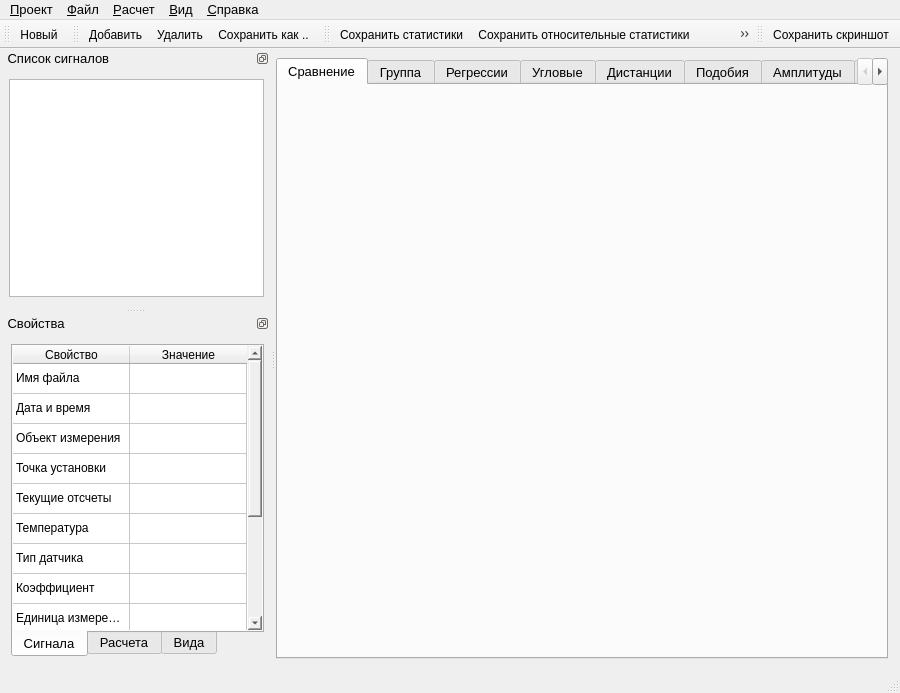
Qinterfly/EvalSig, file gui/MainWindow.ui: the form before one commit.
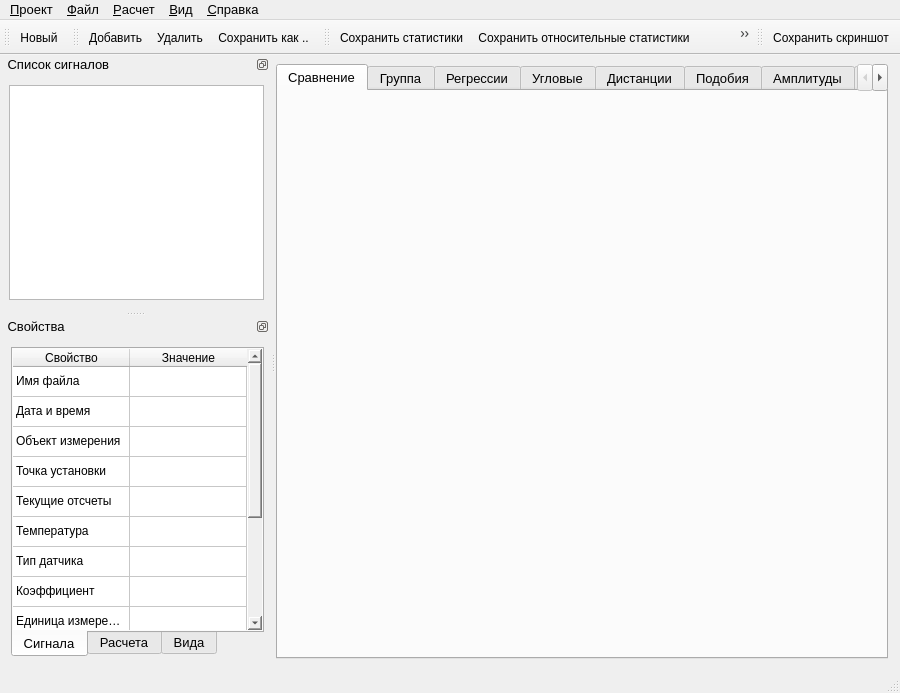
The form after the commit. Icons and pictures are not drawn. Custom widgets are drawn as their Qt base class.

The edit to the form file:
```diff
--- a/gui/MainWindow.ui
+++ b/gui/MainWindow.ui
@@ -419,16 +419,22 @@
    <addaction name="help"/>
   </widget>
   <widget class="QToolBar" name="projectToolBar">
+   <property name="sizePolicy">
+    <sizepolicy hsizetype="Preferred" vsizetype="MinimumExpanding">
+     <horstretch>0</horstretch>
+     <verstretch>0</verstretch>
+    </sizepolicy>
+   </property>
    <property name="minimumSize">
     <size>
      <width>0</width>
-     <height>0</height>
+     <height>35</height>
     </size>
    </property>
    <property name="maximumSize">
     <size>
      <width>16777215</width>
-     <height>35</height>
+     <height>16777215</height>
     </size>
    </property>
    <attribute name="toolBarArea">
@@ -454,16 +460,22 @@
    </property>
   </widget>
   <widget class="QToolBar" name="fileManageToolBar">
+   <property name="sizePolicy">
+    <sizepolicy hsizetype="Preferred" vsizetype="MinimumExpanding">
+     <horstretch>0</horstretch>
+     <verstretch>0</verstretch>
+    </sizepolicy>
+   </property>
    <property name="minimumSize">
     <size>
      <width>0</width>
-     <height>0</height>
+     <height>35</height>
     </size>
    </property>
    <property name="maximumSize">
     <size>
      <width>16777215</width>
-     <height>35</height>
+     <height>16777215</height>
     </size>
    </property>
    <property name="windowTitle">
@@ -1170,10 +1182,22 @@
    </widget>
   </widget>
   <widget class="QToolBar" name="calculationManageToolBar">
+   <property name="sizePolicy">
+    <sizepolicy hsizetype="Preferred" vsizetype="MinimumExpanding">
+     <horstretch>0</horstretch>
+     <verstretch>0</verstretch>
+    </sizepolicy>
+   </property>
+   <property name="minimumSize">
+    <size>
+     <width>0</width>
+     <height>35</height>
+    </size>
+   </property>
    <property name="maximumSize">
     <size>
      <width>16777215</width>
-     <height>35</height>
+     <height>16777215</height>
     </size>
    </property>
    <property name="windowTitle">
@@ -1191,10 +1215,22 @@
    <addaction name="actionCalculationTemplate"/>
   </widget>
   <widget class="QToolBar" name="InteractionToolBar">
+   <property name="sizePolicy">
+    <sizepolicy hsizetype="Preferred" vsizetype="MinimumExpanding">
+     <horstretch>0</horstretch>
+     <verstretch>0</verstretch>
+    </sizepolicy>
+   </property>
+   <property name="minimumSize">
+    <size>
+     <width>0</width>
+     <height>35</height>
+    </size>
+   </property>
    <property name="maximumSize">
     <size>
      <width>16777215</width>
-     <height>35</height>
+     <height>16777215</height>
     </size>
    </property>
    <property name="windowTitle">
```
